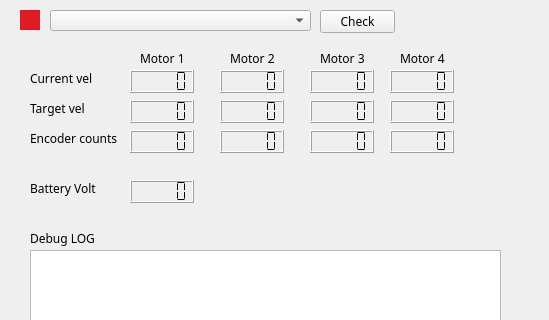
Before: the Qt Designer form qt_interface/mainwindow.ui in PabloNH00/rosa_firmware_Pablo, drawn with Qt 5; both pictures show x 0 to 549 and y 0 to 320 of the 549 by 480 pixel window.
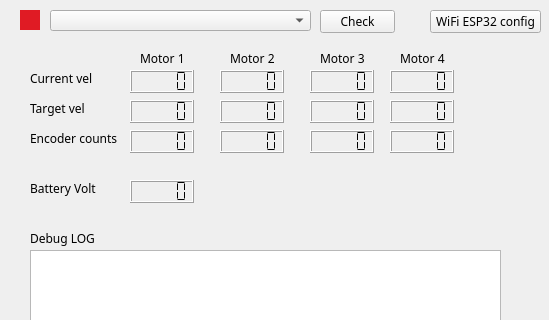
After: the same form once the commit is applied. Custom widgets are drawn as their Qt base class.

Commit message: serial config initiated

```diff
--- a/qt_interface/mainwindow.ui
+++ b/qt_interface/mainwindow.ui
@@ -386,6 +386,19 @@
      <string notr="true">background-color: rgb(224, 27, 36);</string>
     </property>
    </widget>
+   <widget class="QPushButton" name="pushButton">
+    <property name="geometry">
+     <rect>
+      <x>430</x>
+      <y>10</y>
+      <width>111</width>
+      <height>23</height>
+     </rect>
+    </property>
+    <property name="text">
+     <string>WiFi ESP32 config</string>
+    </property>
+   </widget>
   </widget>
   <widget class="QMenuBar" name="menubar">
    <property name="geometry">
```
Left out of the diff: 3 changed lines with no effect on the pictures. The commit also changes 6 other files.
